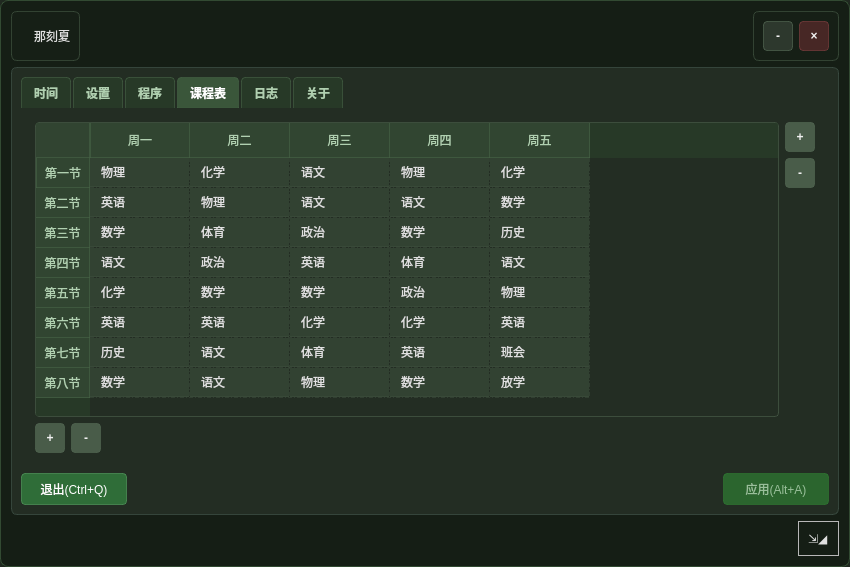
ZYOctopuszy/TimeTipper, file UIs/settings.ui: the form before one commit.
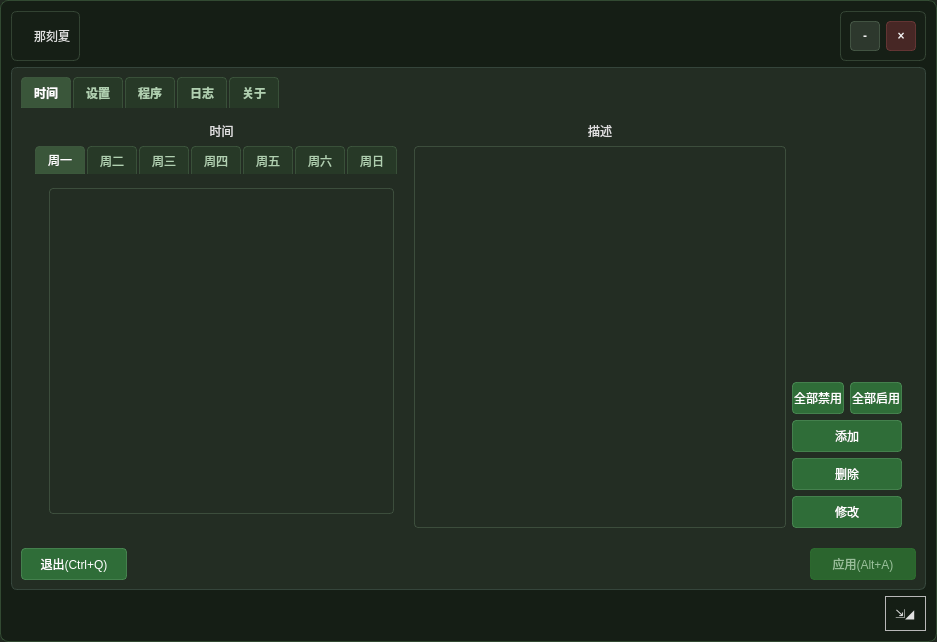
The form after the commit. The open tabs and pages were chosen to show the change. Icons and pictures are not drawn.

What changed in the file:
```diff
--- a/UIs/settings.ui
+++ b/UIs/settings.ui
@@ -6,8 +6,8 @@
    <rect>
     <x>0</x>
     <y>0</y>
-    <width>850</width>
-    <height>567</height>
+    <width>937</width>
+    <height>642</height>
    </rect>
   </property>
   <property name="windowTitle">
@@ -526,6 +526,9 @@
           <string>时间</string>
          </attribute>
          <layout class="QGridLayout" name="gridLayout_2">
+          <item row="2" column="2" rowspan="5">
+           <widget class="QTextEdit" name="description"/>
+          </item>
           <item row="0" column="2">
            <widget class="QLabel" name="description_tip">
             <property name="sizePolicy">
@@ -542,10 +545,10 @@
             </property>
            </widget>
           </item>
-          <item row="2" column="4" alignment="Qt::AlignmentFlag::AlignRight">
-           <widget class="QPushButton" name="all_enable">
+          <item row="3" column="3">
+           <widget class="QPushButton" name="all_disable">
             <property name="text">
-             <string>全部启用</string>
+             <string>全部禁用</string>
             </property>
            </widget>
           </item>
@@ -565,55 +568,7 @@
             </property>
            </widget>
           </item>
-          <item row="1" column="2" rowspan="5">
-           <widget class="QTextEdit" name="description"/>
-          </item>
-          <item row="1" column="1" rowspan="5">
-           <widget class="QListWidget" name="time_list">
-            <property name="cursor" stdset="0">
-             <cursorShape>ArrowCursor</cursorShape>
-            </property>
-            <property name="dragDropMode">
-             <enum>QAbstractItemView::DragDropMode::NoDragDrop</enum>
-            </property>
-            <property name="selectionMode">
-             <enum>QAbstractItemView::SelectionMode::SingleSelection</enum>
-            </property>
-            <property name="movement">
-             <enum>QListView::Movement::Static</enum>
-            </property>
-            <property name="flow">
-             <enum>QListView::Flow::TopToBottom</enum>
-            </property>
-            <property name="resizeMode">
-             <enum>QListView::ResizeMode::Fixed</enum>
-            </property>
-            <property name="layoutMode">
-             <enum>QListView::LayoutMode::SinglePass</enum>
-            </property>
-            <property name="viewMode">
-             <enum>QListView::ViewMode::ListMode</enum>
-            </property>
-           </widget>
-          </item>
-          <item row="2" column="3">
-           <widget class="QPushButton" name="all_disable">
-            <property name="text">
-             <string>全部禁用</string>
-            </property>
-           </widget>
-          </item>
-          <item row="3" column="3" colspan="2">
-           <widget class="QPushButton" name="add_button">
-            <property name="cursor">
-             <cursorShape>PointingHandCursor</cursorShape>
-            </property>
-            <property name="text">
-             <string>添加</string>
-            </property>
-           </widget>
-          </item>
-          <item row="4" column="3" colspan="2">
+          <item row="5" column="3" colspan="2">
            <widget class="QPushButton" name="delete_button">
             <property name="cursor">
              <cursorShape>PointingHandCursor</cursorShape>
@@ -623,7 +578,7 @@
             </property>
            </widget>
           </item>
-          <item row="5" column="3" colspan="2">
+          <item row="6" column="3" colspan="2">
            <widget class="QPushButton" name="edit_button">
             <property name="cursor">
              <cursorShape>PointingHandCursor</cursorShape>
@@ -636,6 +591,95 @@
             </property>
            </widget>
           </item>
+          <item row="4" column="3" colspan="2">
+           <widget class="QPushButton" name="add_button">
+            <property name="cursor">
+             <cursorShape>PointingHandCursor</cursorShape>
+            </property>
+            <property name="text">
+             <string>添加</string>
+            </property>
+           </widget>
+          </item>
+          <item row="3" column="4" alignment="Qt::AlignmentFlag::AlignRight">
+           <widget class="QPushButton" name="all_enable">
+            <property name="text">
+             <string>全部启用</string>
+            </property>
+           </widget>
+          </item>
+          <item row="2" column="1" rowspan="5">
+           <widget class="QTabWidget" name="tabWidget_3">
+            <property name="currentIndex">
+             <number>0</number>
+            </property>
+            <widget class="QWidget" name="tab">
+             <attribute name="title">
+              <string>周一</string>
+             </attribute>
+             <layout class="QGridLayout" name="gridLayout_13">
+              <item row="0" column="0">
+               <widget class="QListWidget" name="time_list">
+                <property name="cursor" stdset="0">
+                 <cursorShape>ArrowCursor</cursorShape>
+                </property>
+                <property name="dragDropMode">
+                 <enum>QAbstractItemView::DragDropMode::NoDragDrop</enum>
+                </property>
+                <property name="selectionMode">
+                 <enum>QAbstractItemView::SelectionMode::SingleSelection</enum>
+                </property>
+                <property name="movement">
+                 <enum>QListView::Movement::Static</enum>
+                </property>
+                <property name="flow">
+                 <enum>QListView::Flow::TopToBottom</enum>
+                </property>
+                <property name="resizeMode">
+                 <enum>QListView::ResizeMode::Fixed</enum>
+                </property>
+                <property name="layoutMode">
+                 <enum>QListView::LayoutMode::SinglePass</enum>
+                </property>
+                <property name="viewMode">
+                 <enum>QListView::ViewMode::ListMode</enum>
+                </property>
+               </widget>
+              </item>
+             </layout>
+            </widget>
+            <widget class="QWidget" name="tab_2">
+             <attribute name="title">
+              <string>周二</string>
+             </attribute>
+            </widget>
+            <widget class="QWidget" name="tab_3">
+             <attribute name="title">
+              <string>周三</string>
+             </attribute>
+            </widget>
+            <widget class="QWidget" name="tab_4">
+             <attribute name="title">
+              <string>周四</string>
+             </attribute>
+            </widget>
+            <widget class="QWidget" name="tab_5">
+             <attribute name="title">
+              <string>周五</string>
+             </attribute>
+            </widget>
+            <widget class="QWidget" name="tab_6">
+             <attribute name="title">
+              <string>周六</string>
+             </attribute>
+            </widget>
+            <widget class="QWidget" name="tab_7">
+             <attribute name="title">
+              <string>周日</string>
+             </attribute>
+            </widget>
+           </widget>
+          </item>
          </layout>
         </widget>
         <widget class="QWidget" name="settings">
@@ -920,584 +964,6 @@
           </item>
          </layout>
         </widget>
-        <widget class="QWidget" name="weekdays">
-         <attribute name="title">
-          <string>课程表</string>
-         </attribute>
-         <layout class="QGridLayout" name="gridLayout_13">
-          <item row="0" column="7">
-           <widget class="QPushButton" name="add_day">
-            <property name="styleSheet">
-             <string notr="true">/* 最小化按钮样式 - 暗色主题与绿色调协调 */
-QPushButton#add_day {
-    background-color: rgba(80, 100, 80, 0.85);  /* 深绿色调背景 */
-    border: 1px solid rgba(80, 100, 80, 0.7);  /* 浅绿色边框 */
-    border-radius: 4px;
-    color: #f0f0f0;
-    padding: 4px;
-    min-width: 20px;
-    max-width: 20px;
-    min-height: 20px;
-    max-height: 20px;
-    font-weight: bold;
-    qproperty-text: &quot;+&quot;;  /* 使用下划线作为最小化符号 */
-}
-
-/* 悬停状态 - 增强绿色调 */
-QPushButton#minimize_button:hover {
-    background-color: rgba(70, 90, 70, 0.9);
-    border-color: rgba(100, 130, 100, 0.8);
-}
-
-/* 按下状态 */
-QPushButton#minimize_button:pressed {
-    background-color: rgba(90, 110, 90, 0.9);
-    border-color: rgba(120, 150, 120, 0.8);
-}
-
-/* 禁用状态 */
-QPushButton#minimize_button:disabled {
-    background-color: rgba(50, 60, 50, 0.6);
-    border-color: rgba(70, 80, 70, 0.5);
-    color: rgba(180, 180, 180, 0.5);
-}</string>
-            </property>
-            <property name="text">
-             <string>+</string>
-            </property>
-           </widget>
-          </item>
-          <item row="1" column="7">
-           <widget class="QPushButton" name="del_day">
-            <property name="styleSheet">
-             <string notr="true">/* 最小化按钮样式 - 暗色主题与绿色调协调 */
-QPushButton#del_day {
-    background-color: rgba(80, 100, 80, 0.85);  /* 深绿色调背景 */
-    border: 1px solid rgba(80, 100, 80, 0.7);  /* 浅绿色边框 */
-    border-radius: 4px;
-    color: #f0f0f0;
-    padding: 4px;
-    min-width: 20px;
-    max-width: 20px;
-    min-height: 20px;
-    max-height: 20px;
-    font-weight: bold;
-    qproperty-text: &quot;-&quot;;  /* 使用下划线作为最小化符号 */
-}
-
-/* 悬停状态 - 增强绿色调 */
-QPushButton#minimize_button:hover {
-    background-color: rgba(70, 90, 70, 0.9);
-    border-color: rgba(100, 130, 100, 0.8);
-}
-
-/* 按下状态 */
-QPushButton#minimize_button:pressed {
-    background-color: rgba(90, 110, 90, 0.9);
-    border-color: rgba(120, 150, 120, 0.8);
-}
-
-/* 禁用状态 */
-QPushButton#minimize_button:disabled {
-    background-color: rgba(50, 60, 50, 0.6);
-    border-color: rgba(70, 80, 70, 0.5);
-    color: rgba(180, 180, 180, 0.5);
-}</string>
-            </property>
-            <property name="text">
-             <string>-</string>
-            </property>
-           </widget>
-          </item>
-          <item row="7" column="1">
-           <widget class="QPushButton" name="del_lesson">
-            <property name="styleSheet">
-             <string notr="true">/* 最小化按钮样式 - 暗色主题与绿色调协调 */
-QPushButton#del_lesson {
-    background-color: rgba(80, 100, 80, 0.85);  /* 深绿色调背景 */
-    border: 1px solid rgba(80, 100, 80, 0.7);  /* 浅绿色边框 */
-    border-radius: 4px;
-    color: #f0f0f0;
-    padding: 4px;
-    min-width: 20px;
-    max-width: 20px;
-    min-height: 20px;
-    max-height: 20px;
-    font-weight: bold;
-    qproperty-text: &quot;-&quot;;  /* 使用下划线作为最小化符号 */
-}
-
-/* 悬停状态 - 增强绿色调 */
-QPushButton#minimize_button:hover {
-    background-color: rgba(70, 90, 70, 0.9);
-    border-color: rgba(100, 130, 100, 0.8);
-}
-
-/* 按下状态 */
-QPushButton#minimize_button:pressed {
-    background-color: rgba(90, 110, 90, 0.9);
-    border-color: rgba(120, 150, 120, 0.8);
-}
-
-/* 禁用状态 */
-QPushButton#minimize_button:disabled {
-    background-color: rgba(50, 60, 50, 0.6);
-    border-color: rgba(70, 80, 70, 0.5);
-    color: rgba(180, 180, 180, 0.5);
-}</string>
-            </property>
-            <property name="text">
-             <string>-</string>
-            </property>
-           </widget>
-          </item>
-          <item row="7" column="0">
-           <widget class="QPushButton" name="add_lesson">
-            <property name="styleSheet">
-             <string notr="true">/* 最小化按钮样式 - 暗色主题与绿色调协调 */
-QPushButton#add_lesson {
-    background-color: rgba(80, 100, 80, 0.85);  /* 深绿色调背景 */
-    border: 1px solid rgba(80, 100, 80, 0.7);  /* 浅绿色边框 */
-    border-radius: 4px;
-    color: #f0f0f0;
-    padding: 4px;
-    min-width: 20px;
-    max-width: 20px;
-    min-height: 20px;
-    max-height: 20px;
-    font-weight: bold;
-    qproperty-text: &quot;+&quot;;  /* 使用下划线作为最小化符号 */
-}
-
-/* 悬停状态 - 增强绿色调 */
-QPushButton#minimize_button:hover {
-    background-color: rgba(70, 90, 70, 0.9);
-    border-color: rgba(100, 130, 100, 0.8);
-}
-
-/* 按下状态 */
-QPushButton#minimize_button:pressed {
-    background-color: rgba(90, 110, 90, 0.9);
-    border-color: rgba(120, 150, 120, 0.8);
-}
-
-/* 禁用状态 */
-QPushButton#minimize_button:disabled {
-    background-color: rgba(50, 60, 50, 0.6);
-    border-color: rgba(70, 80, 70, 0.5);
-    color: rgba(180, 180, 180, 0.5);
-}</string>
-            </property>
-            <property name="text">
-             <string>+</string>
-            </property>
-           </widget>
-          </item>
-          <item row="0" column="0" rowspan="3" colspan="6">
-           <widget class="QTableWidget" name="time_table">
-            <property name="sizePolicy">
-             <sizepolicy hsizetype="Preferred" vsizetype="Preferred">
-              <horstretch>0</horstretch>
-              <verstretch>0</verstretch>
-             </sizepolicy>
-            </property>
-            <property name="styleSheet">
-             <string notr="true">/* QTableWidget 主样式 */
-QTableWidget {
-    background-color: rgba(40, 50, 40, 0.0);  /* 完全透明背景 */
-    border: 1px solid rgba(70, 90, 70, 0.7);
-    border-radius: 4px;
-    gridline-color: rgba(70, 90, 70, 0.4);
-    color: #e0e0e0;
-    selection-background-color: rgba(60, 120, 70, 0.7);
-    selection-color: white;
-    outline: 0;  /* 移除选中时的虚线框 */
-}
-
-/* 表头样式 */
-QHeaderView {
-    background-color: rgba(40, 60, 40, 0.8);
-    border: none;
-    border-radius: 0;
-}
-
-QHeaderView::section {
-    background-color: rgba(50, 70, 50, 0.9);
-    color: #b0d0b0;
-    padding: 6px;
-    border: 1px solid rgba(70, 100, 70, 0.6);
-    border-left: none;
-    border-top: none;
-    font-weight: normal;
-}
-
-QHeaderView::section:first {
-    border-left: 1px solid rgba(70, 100, 70, 0.6);
-}
-
-QHeaderView::section:checked {
-    background-color: rgba(60, 90, 60, 0.9);
-    color: white;
-}
-
-/* 表项样式 */
-QTableWidget::item {
-    padding: 4px 8px;
-    border-bottom: 1px solid rgba(70, 90, 70, 0.3);
-}
-
-QTableWidget::item:hover {
-    background-color: rgba(60, 80, 60, 0.4);
-}
-
-QTableWidget::item:selected {
-    background-color: rgba(60, 120, 70, 0.7);
-    color: white;
-}
-
-/* 交替行颜色 */
-QTableWidget::item:alternate {
-    background-color: rgba(45, 55, 45, 0.2);
-}
-
-/* 角部按钮样式 */
-QTableCornerButton::section {
-    background-color: rgba(50, 70, 50, 0.9);
-    border: 1px solid rgba(70, 100, 70, 0.6);
-    border-left: none;
-    border-top: none;
-}
-
-/* 滚动条样式（与主样式一致） */
-QTableWidget QScrollBar:vertical {
-    background: rgba(40, 50, 40, 0.5);
-    width: 10px;
-}
-
-QTableWidget QScrollBar::handle:vertical {
-    background: rgba(80, 120, 80, 0.6);
-    min-height: 20px;
-    border-radius: 5px;
-}
-
-QTableWidget QScrollBar::add-line:vertical, 
-QTableWidget QScrollBar::sub-line:vertical {
-    background: none;
-}
-
-/* 编辑状态下的样式 */
-QTableWidget::item:editing {
-    background-color: rgba(60, 80, 60, 0.6);
-}</string>
-            </property>
-            <property name="textElideMode">
-             <enum>Qt::TextElideMode::ElideMiddle</enum>
-            </property>
-            <property name="gridStyle">
-             <enum>Qt::PenStyle::DashDotLine</enum>
-            </property>
-            <property name="sortingEnabled">
-             <bool>false</bool>
-            </property>
-            <attribute name="horizontalHeaderVisible">
-             <bool>true</bool>
-            </attribute>
-            <attribute name="horizontalHeaderCascadingSectionResizes">
-             <bool>false</bool>
-            </attribute>
-            <row>
-             <property name="text">
-              <string>第一节</string>
-             </property>
-             <property name="textAlignment">
-              <set>AlignCenter</set>
-             </property>
-            </row>
-            <row>
-             <property name="text">
-              <string>第二节</string>
-             </property>
-             <property name="textAlignment">
-              <set>AlignCenter</set>
-             </property>
-            </row>
-            <row>
-             <property name="text">
-              <string>第三节</string>
-             </property>
-             <property name="textAlignment">
-              <set>AlignCenter</set>
-             </property>
-            </row>
-            <row>
-             <property name="text">
-              <string>第四节</string>
-             </property>
-             <property name="textAlignment">
-              <set>AlignCenter</set>
-             </property>
-            </row>
-            <row>
-             <property name="text">
-              <string>第五节</string>
-             </property>
-             <property name="textAlignment">
-              <set>AlignCenter</set>
-             </property>
-            </row>
-            <row>
-             <property name="text">
-              <string>第六节</string>
-             </property>
-             <property name="textAlignment">
-              <set>AlignCenter</set>
-             </property>
-            </row>
-            <row>
-             <property name="text">
-              <string>第七节</string>
-             </property>
-             <property name="textAlignment">
-              <set>AlignCenter</set>
-             </property>
-            </row>
-            <row>
-             <property name="text">
-              <string>第八节</string>
-             </property>
-             <property name="textAlignment">
-              <set>AlignCenter</set>
-             </property>
-            </row>
-            <column>
-             <property name="text">
-              <string>周一</string>
-             </property>
-            </column>
-            <column>
-             <property name="text">
-              <string>周二</string>
-             </property>
-            </column>
-            <column>
-             <property name="text">
-              <string>周三</string>
-             </property>
-            </column>
-            <column>
-             <property name="text">
-              <string>周四</string>
-             </property>
-            </column>
-            <column>
-             <property name="text">
-              <string>周五</string>
-             </property>
-            </column>
-            <item row="0" column="0">
-             <property name="text">
-              <string>物理</string>
-             </property>
-            </item>
-            <item row="0" column="1">
-             <property name="text">
-              <string>化学</string>
-             </property>
-            </item>
-            <item row="0" column="2">
-             <property name="text">
-              <string>语文</string>
-             </property>
-            </item>
-            <item row="0" column="3">
-             <property name="text">
-              <string>物理</string>
-             </property>
-            </item>
-            <item row="0" column="4">
-             <property name="text">
-              <string>化学</string>
-             </property>
-            </item>
-            <item row="1" column="0">
-             <property name="text">
-              <string>英语</string>
-             </property>
-            </item>
-            <item row="1" column="1">
-             <property name="text">
-              <string>物理</string>
-             </property>
-            </item>
-            <item row="1" column="2">
-             <property name="text">
-              <string>语文</string>
-             </property>
-            </item>
-            <item row="1" column="3">
-             <property name="text">
-              <string>语文</string>
-             </property>
-            </item>
-            <item row="1" column="4">
-             <property name="text">
-              <string>数学</string>
-             </property>
-            </item>
-            <item row="2" column="0">
-             <property name="text">
-              <string>数学</string>
-             </property>
-            </item>
-            <item row="2" column="1">
-             <property name="text">
-              <string>体育</string>
-             </property>
-            </item>
-            <item row="2" column="2">
-             <property name="text">
-              <string>政治</string>
-             </property>
-            </item>
-            <item row="2" column="3">
-             <property name="text">
-              <string>数学</string>
-             </property>
-            </item>
-            <item row="2" column="4">
-             <property name="text">
-              <string>历史</string>
-             </property>
-            </item>
-            <item row="3" column="0">
-             <property name="text">
-              <string>语文</string>
-             </property>
-            </item>
-            <item row="3" column="1">
-             <property name="text">
-              <string>政治</string>
-             </property>
-            </item>
-            <item row="3" column="2">
-             <property name="text">
-              <string>英语</string>
-             </property>
-            </item>
-            <item row="3" column="3">
-             <property name="text">
-              <string>体育</string>
-             </property>
-            </item>
-            <item row="3" column="4">
-             <property name="text">
-              <string>语文</string>
-             </property>
-            </item>
-            <item row="4" column="0">
-             <property name="text">
-              <string>化学</string>
-             </property>
-            </item>
-            <item row="4" column="1">
-             <property name="text">
-              <string>数学</string>
-             </property>
-            </item>
-            <item row="4" column="2">
-             <property name="text">
-              <string>数学</string>
-             </property>
-            </item>
-            <item row="4" column="3">
-             <property name="text">
-              <string>政治</string>
-             </property>
-            </item>
-            <item row="4" column="4">
-             <property name="text">
-              <string>物理</string>
-             </property>
-            </item>
-            <item row="5" column="0">
-             <property name="text">
-              <string>英语</string>
-             </property>
-            </item>
-            <item row="5" column="1">
-             <property name="text">
-              <string>英语</string>
-             </property>
-            </item>
-            <item row="5" column="2">
-             <property name="text">
-              <string>化学</string>
-             </property>
-            </item>
-            <item row="5" column="3">
-             <property name="text">
-              <string>化学</string>
-             </property>
-            </item>
-            <item row="5" column="4">
-             <property name="text">
-              <string>英语</string>
-             </property>
-            </item>
-            <item row="6" column="0">
-             <property name="text">
-              <string>历史</string>
-             </property>
-            </item>
-            <item row="6" column="1">
-             <property name="text">
-              <string>语文</string>
-             </property>
-            </item>
-            <item row="6" column="2">
-             <property name="text">
-              <string>体育</string>
-             </property>
-            </item>
-            <item row="6" column="3">
-             <property name="text">
-              <string>英语</string>
-             </property>
-            </item>
-            <item row="6" column="4">
-             <property name="text">
-              <string>班会</string>
-             </property>
-            </item>
-            <item row="7" column="0">
-             <property name="text">
-              <string>数学</string>
-             </property>
-            </item>
-            <item row="7" column="1">
-             <property name="text">
-              <string>语文</string>
-             </property>
-            </item>
-            <item row="7" column="2">
-             <property name="text">
-              <string>物理</string>
-             </property>
-            </item>
-            <item row="7" column="3">
-             <property name="text">
-              <string>数学</string>
-             </property>
-            </item>
-            <item row="7" column="4">
-             <property name="text">
-              <string>放学</string>
-             </property>
-            </item>
-           </widget>
-          </item>
-         </layout>
-        </widget>
         <widget class="QWidget" name="log">
          <attribute name="title">
           <string>日志</string>
```
Left out of the diff: 1 changed line with no effect on the pictures.
